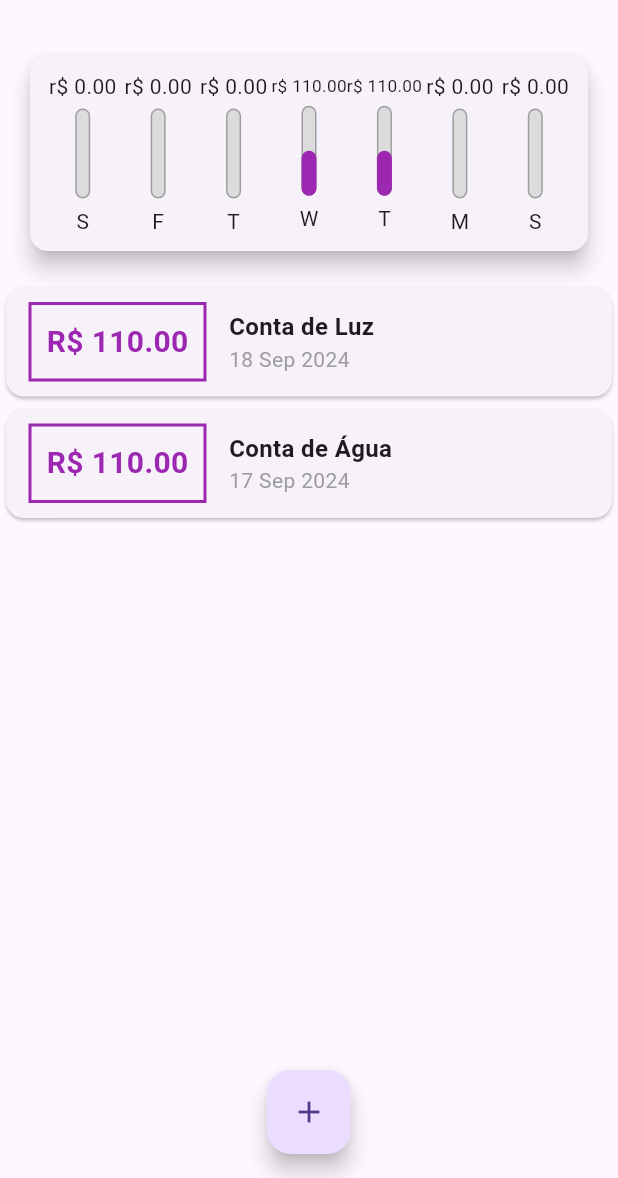
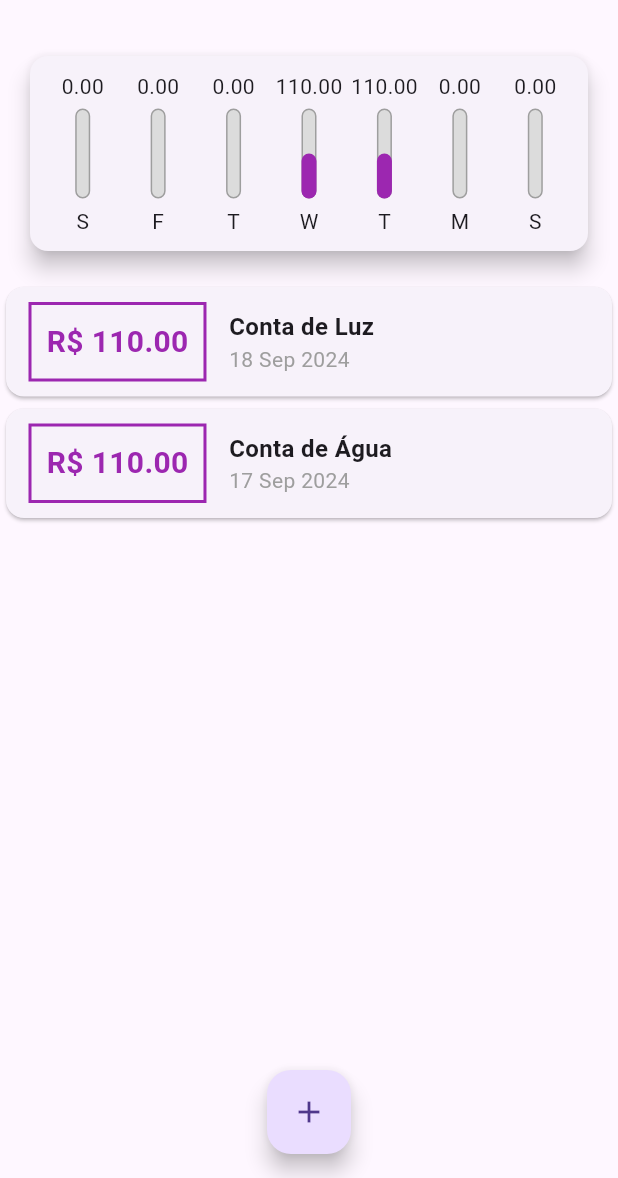
Before and after one commit to jonatasvenancio167/expense_app, a Flutter app: the screen it shows after launch, on a phone screen of 412 x 824 dp, the part 58-1236 px from its top. Run offline on Flutter 3.47's test engine with Material 3 defaults, Android fonts, the phone set to English and light mode, and no system bars; Roboto replaces fonts that are missing (OpenSans).

Commit message:
add container inside column

```diff
--- a/lib/components/chart_bar.dart
+++ b/lib/components/chart_bar.dart
@@ -14,8 +14,11 @@ class ChartBar extends StatelessWidget {
   Widget build(BuildContext context) {
     return Column(
       children: [
-        FittedBox(
-          child: Text('r\$ ${value.toStringAsFixed(2)}'),
+        Container(
+          height: 20,
+          child: FittedBox(
+            child: Text('${value.toStringAsFixed(2)}'),
+          ),
         ),
         const SizedBox(
           height: 5,
```
